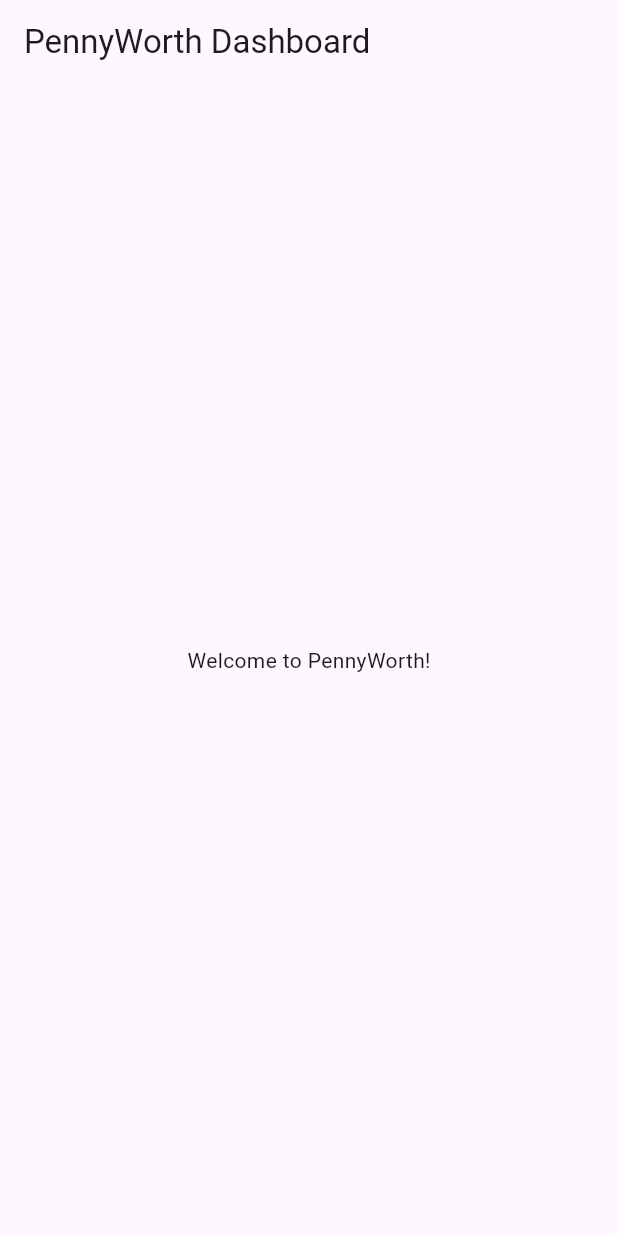
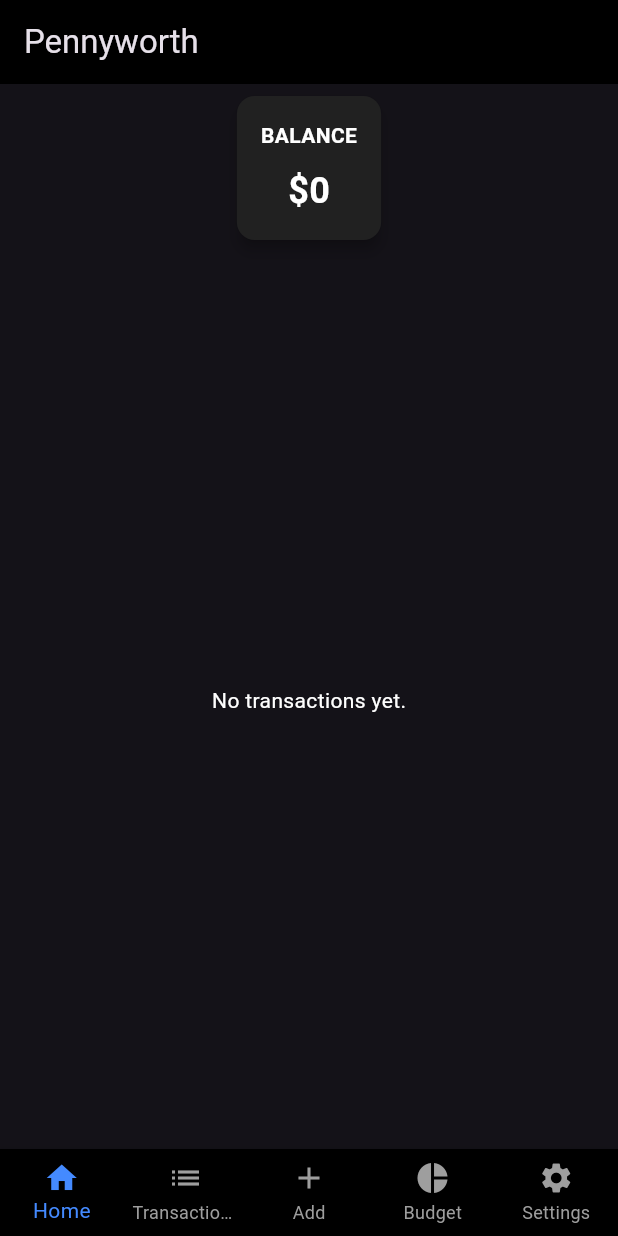
Before and after one commit to Jaashee/PennyWorth, a Flutter app: the screen it shows after launch, on a phone screen of 412 x 824 dp. Run offline on Flutter 3.47's test engine with Material 3 defaults, Android fonts, the light colour scheme and no system bars; missing offline and left inert: gsheets; key blocks and very long unbroken strings in the code were emptied for the run.

Commit message:
Created Hompage and add GoogleSheetsApi

```diff
--- /dev/null
+++ b/lib/homepage.dart
@@ -0,0 +1,137 @@
+import 'package:flutter/material.dart';
+
+class HomePage extends StatefulWidget {
+  const HomePage({Key? key}) : super(key: key);
+
+  @override
+  _HomePageState createState() => _HomePageState();
+}
+
+class _HomePageState extends State<HomePage> {
+  int _selectedIndex = 0;
+  // Placeholder for transactions list, start with an empty list
+  List<Map<String, dynamic>> transactions = [];
+
+  // Function to add a new transaction
+  void addTransaction(Map<String, dynamic> newTransaction) {
+    setState(() {
+      transactions.add(newTransaction);
+    });
+    // Here you would also update the Google Sheets data
+  }
+
+  void _onItemTapped(int index) {
+    setState(() {
+      _selectedIndex = index;
+    });
+  }
+
+  @override
+  Widget build(BuildContext context) {
+    return Scaffold(
+      appBar: AppBar(
+        title: const Text('Pennyworth'),
+        backgroundColor: Colors.black, // Set your dark theme color here
+      ),
+      body: Column(
+        children: <Widget>[
+          // Balance Card
+          // Placeholder for balance, start with zero
+          Card(
+            color: Colors.grey[900],
+            elevation: 4.0,
+            margin: EdgeInsets.all(8.0),
+            child: Padding(
+              padding: EdgeInsets.all(16.0),
+              child: Column(
+                children: <Widget>[
+                  Text(
+                    'BALANCE',
+                    style: TextStyle(
+                      fontSize: 14.0,
+                      fontWeight: FontWeight.bold,
+                      color: Colors.white,
+                    ),
+                  ),
+                  SizedBox(height: 10.0),
+                  // Placeholder for dynamic balance
+                  Text(
+                    '\$0', // This will be fetched from Google Sheets
+                    style: TextStyle(
+                      fontSize: 24.0,
+                      fontWeight: FontWeight.bold,
+                      color: Colors.white,
+                    ),
+                  ),
+                ],
+              ),
+            ),
+          ),
+          // Transactions List
+          Expanded(
+            child: transactions.isEmpty
+                ? Center(
+                    child: Text(
+                      'No transactions yet.',
+                      style: TextStyle(color: Colors.white),
+                    ),
+                  )
+                : ListView.builder(
+                    itemCount: transactions.length,
+                    itemBuilder: (context, index) {
+                      var transaction = transactions[index];
+                      // Replace with your transaction item UI
+                      return ListTile(
+                        leading: Icon(Icons.account_balance_wallet,
+                            color: Colors.white),
+                        title: Text(
+                          transaction['name'],
+                          style: TextStyle(color: Colors.white),
+                        ),
+                        subtitle: Text(
+                          transaction['details'],
+                          style: TextStyle(color: Colors.grey),
+                        ),
+                        trailing: Text(
+                          '-\$${transaction['amount']}',
+                          style: TextStyle(color: Colors.redAccent),
+                        ),
+                      );
+                    },
+                  ),
+          ),
+        ],
+      ),
+      bottomNavigationBar: BottomNavigationBar(
+        type: BottomNavigationBarType.fixed,
+        backgroundColor: Colors.black, // Set your dark theme color here
+        selectedItemColor: Colors.blueAccent,
+        unselectedItemColor: Colors.grey,
+        currentIndex: _selectedIndex,
+        onTap: _onItemTapped,
+        items: const <BottomNavigationBarItem>[
+          BottomNavigationBarItem(
+            icon: Icon(Icons.home),
+            label: 'Home',
+          ),
+          BottomNavigationBarItem(
+            icon: Icon(Icons.list),
+            label: 'Transactions',
+          ),
+          BottomNavigationBarItem(
+            icon: Icon(Icons.add),
+            label: 'Add',
+          ),
+          BottomNavigationBarItem(
+            icon: Icon(Icons.pie_chart),
+            label: 'Budget',
+          ),
+          BottomNavigationBarItem(
+            icon: Icon(Icons.settings),
+            label: 'Settings',
+          ),
+        ],
+      ),
+    );
+  }
+}
--- a/lib/main.dart
+++ b/lib/main.dart
@@ -1,30 +1,23 @@
 import 'package:flutter/material.dart';
+import 'homepage.dart';
 
-void main() => runApp(PennyWorthApp());
+void main() {
+  runApp(const PennyworthApp());
+}
 
-class PennyWorthApp extends StatelessWidget {
+class PennyworthApp extends StatelessWidget {
+  const PennyworthApp({super.key});
+
   @override
   Widget build(BuildContext context) {
     return MaterialApp(
-      title: 'PennyWorth',
+      title: 'Pennyworth',
       theme: ThemeData(
-        primarySwatch: Colors.blue,
+        brightness: Brightness.dark,
+        primarySwatch: Colors.blueGrey,
+        visualDensity: VisualDensity.adaptivePlatformDensity,
       ),
       home: HomePage(),
     );
   }
 }
-
-class HomePage extends StatelessWidget {
-  @override
-  Widget build(BuildContext context) {
-    return Scaffold(
-      appBar: AppBar(
-        title: Text('PennyWorth Dashboard'),
-      ),
-      body: Center(
-        child: Text('Welcome to PennyWorth!'),
-      ),
-    );
-  }
-}
```
Also changed, not shown: lib/gsheets_api.dart (added, +25 -0 lines), lib/gsheets_api.dart.txt (added, +25 -0 lines), lib/homepage.dart.txt (added, +106 -0 lines), lib/main.dart.txt (added, +19 -0 lines), pubspec.yaml (+3 -4 lines), pubspec.lock, 1 other file.
